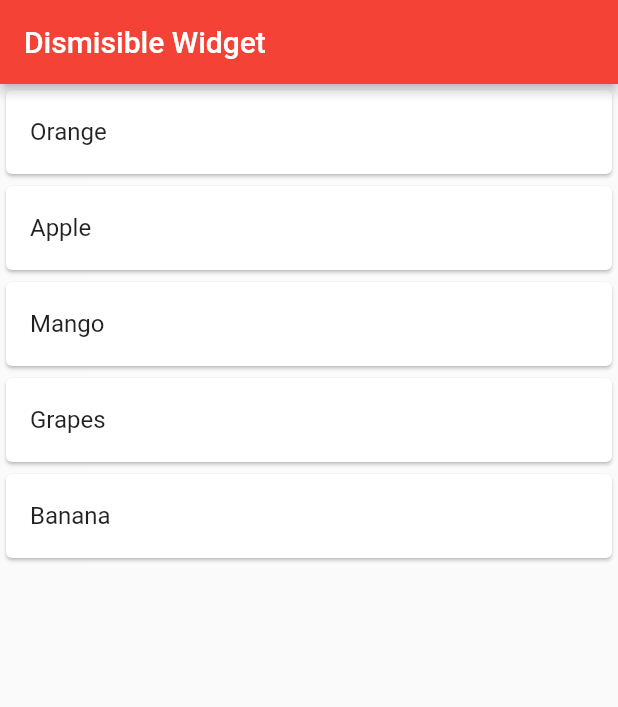
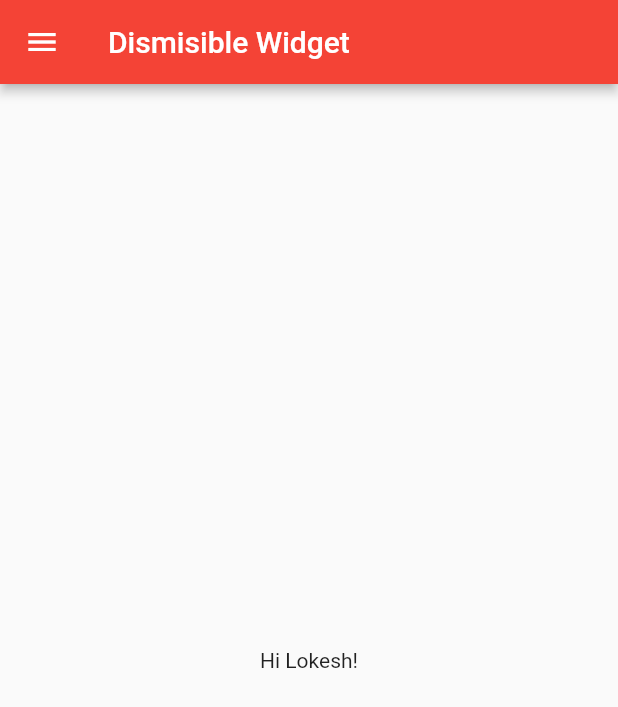
Before and after one commit to lokeshparab454545/Flutter, a Flutter app: the screen it shows after launch, on a phone screen of 412 x 824 dp. Shown: the top 707 px of the screen. Run offline on Flutter 3.47's test engine with Material 2 defaults, Android fonts, the phone set to English and light mode, and no system bars.

Commit message:
day 6 completed

```diff
--- a/lib/main.dart
+++ b/lib/main.dart
@@ -37,43 +37,95 @@ class _HomePageState extends State<HomePage> {
   @override
   Widget build(BuildContext context) {
     return Scaffold(
+      drawer: Drawer(
+        child: Container(
+          color: Colors.red,
+          child: ListView(
+            children: [
+              DrawerHeader(
+                padding: EdgeInsets.zero,
+                child: Container(
+                  color: Colors.amber,
+                  padding: const EdgeInsets.all(10),
+                  child: Row(children: [
+                    const CircleAvatar(
+                      radius: 40,
+                      backgroundImage: NetworkImage(
+                          "https://expletivearchive.com/wp-content/uploads/2020/07/mGJ9St.jpg"),
+                    ),
+                    const SizedBox(
+                      width: 10,
+                    ),
+                    Column(
+                      mainAxisAlignment: MainAxisAlignment.center,
+                      crossAxisAlignment: CrossAxisAlignment.start,
+                      children: const [
+                        Text(
+                          "Talha Anjum",
+                          style: TextStyle(
+                            fontSize: 16,
+                            fontWeight: FontWeight.bold,
+                          ),
+                        ),
+                      ],
+                    )
+                  ]),
+                ),
+              ),
+              const ListTile(
+                leading: Icon(Icons.folder),
+                title: Text("My files"),
+                iconColor: Colors.amber,
+              ),
+              const ListTile(
+                leading: Icon(Icons.person),
+                title: Text("My Profile"),
+                iconColor: Colors.amber,
+              ),
+              const ListTile(
+                leading: Icon(Icons.group),
+                title: Text("My Shared with me"),
+                iconColor: Colors.amber,
+              ),
+              const ListTile(
+                leading: Icon(Icons.star),
+                title: Text("My Favourites"),
+                iconColor: Colors.amber,
+              ),
+              const ListTile(
+                leading: Icon(Icons.delete),
+                iconColor: Colors.amber,
+                title: Text("My Trash"),
+              ),
+              const ListTile(
+                leading: Icon(Icons.upload),
+                title: Text("My Uploads"),
+                iconColor: Colors.amber,
+              ),
+              const Divider(),
+              const ListTile(
+                leading: Icon(Icons.share),
+                title: Text("Share"),
+                iconColor: Colors.amber,
+              ),
+              const ListTile(
+                leading: Icon(Icons.logout),
+                title: Text("Logout"),
+                iconColor: Colors.amber,
+              ),
+            ],
+          ),
+        ),
+      ),
       appBar: AppBar(
         title: const Text("Dismisible Widget"),
         backgroundColor: Colors.red,
         elevation: 3,
       ),
-      body: ListView.builder(
-        itemBuilder: (context, index) {
-          final fruit = fruits[index];
-          return Dismissible(
-            key: Key(fruit),
-            onDismissed: (direction) {
-              if (direction == DismissDirection.startToEnd) {
-                ScaffoldMessenger.of(context).showSnackBar(
-                  SnackBar(
-                    content: Text(fruits[index]),
-                    backgroundColor: Colors.red,
-                  ),
-                );
-              } else {
-                ScaffoldMessenger.of(context).showSnackBar(
-                  SnackBar(
-                    content: Text(fruits[index]),
-                    backgroundColor: Colors.green,
-                  ),
-                );
-              }
-            },
-            background: Container(color: Colors.red),
-            secondaryBackground: Container(color: Colors.green),
-            child: Card(
-              child: ListTile(
-                title: Text(fruits[index]),
-              ),
-            ),
-          );
-        },
-        itemCount: fruits.length,
+      body: Container(
+        child: const Center(
+          child: Text("Hi Lokesh!"),
+        ),
       ),
     );
   }
```
